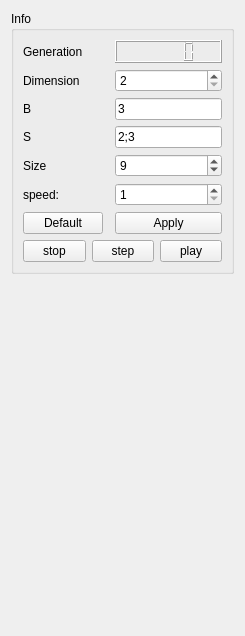
This is panel/panel.ui in BigCubeCat/GameOfLife as Qt 5 draws it before an edit. The edited form follows.
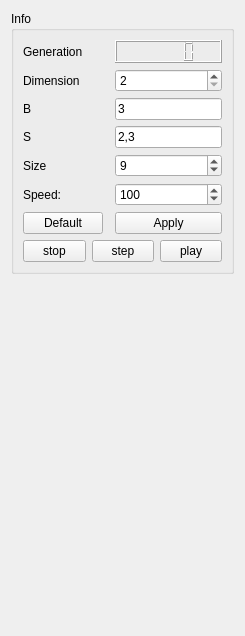
This is the edited form.

```diff
--- a/panel/panel.ui
+++ b/panel/panel.ui
@@ -61,7 +61,7 @@
         <item row="10" column="0">
          <widget class="QLabel" name="label_4">
           <property name="text">
-           <string>speed:</string>
+           <string>Speed:</string>
           </property>
          </widget>
         </item>
@@ -126,7 +126,7 @@
         <item row="5" column="2">
          <widget class="QLineEdit" name="SInput">
           <property name="text">
-           <string>2;3</string>
+           <string>2,3</string>
           </property>
          </widget>
         </item>
@@ -139,7 +139,7 @@
            <number>1000000000</number>
           </property>
           <property name="value">
-           <number>1</number>
+           <number>100</number>
           </property>
          </widget>
         </item>
```
Left out of the diff: 2 changed lines with no effect on the pictures.
